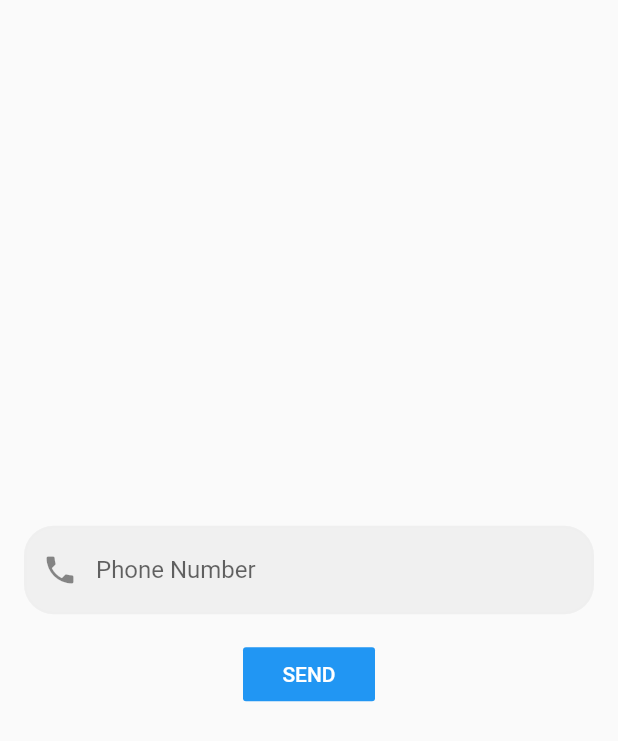
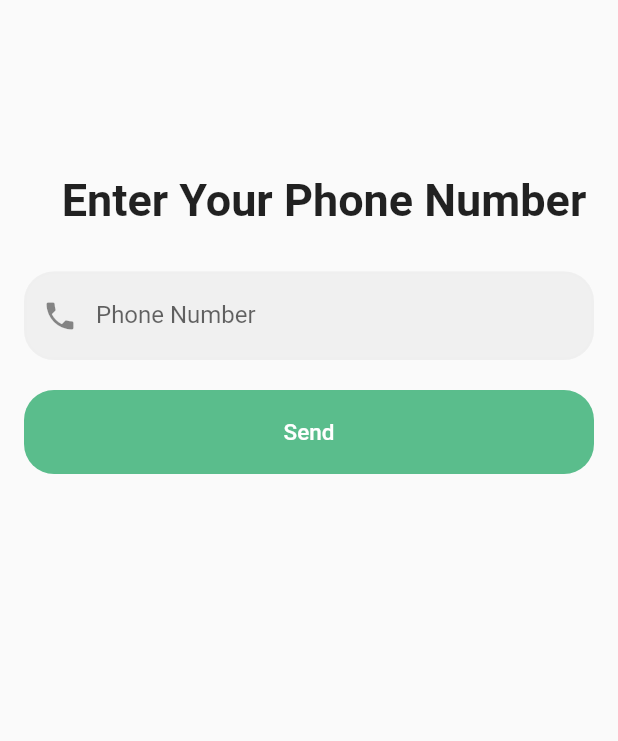
Before and after one commit to 4eug/E-Auth, a Flutter app: the LoginPhoneScreen screen opened by its route, on a phone screen of 412 x 824 dp. Shown: the top 741 px of the screen. Run offline on Flutter 3.47's test engine with Material 2 defaults, Android fonts, the phone set to English and light mode, and no system bars; our stand-ins replace firebase_auth, firebase_core, fluttertoast, google_fonts, page_transition; accounts and stored records are empty.

Commit message:
PhoneAuth Ui

```diff
--- a/lib/screens/phoneAuth/login.dart
+++ b/lib/screens/phoneAuth/login.dart
@@ -56,8 +56,21 @@ class _LoginPhoneScreenState extends State<LoginPhoneScreen> {
 
   getMobileFormWidget(context) {
     return Column(
+      mainAxisAlignment: MainAxisAlignment.center,
+      crossAxisAlignment: CrossAxisAlignment.start,
       children: [
-        Spacer(),
+        Padding(
+          padding: const EdgeInsets.fromLTRB(20, 100, 0, 0),
+          child: Center(
+            child: Text(
+              "Enter Your Phone Number",
+              style: TextStyle(fontSize: 30, fontWeight: FontWeight.bold),
+            ),
+          ),
+        ),
+
+        SizedBox(height: 30),
+
         TextField(
           keyboardType: TextInputType.phone,
           controller: phoneController,
@@ -80,10 +93,14 @@ class _LoginPhoneScreenState extends State<LoginPhoneScreen> {
           ),
         ),
         SizedBox(
-          height: 16,
+          height: 20,
         ),
         // ignore: deprecated_member_use
         FlatButton(
+          height: 56,
+          minWidth: double.infinity,
+          shape:
+              RoundedRectangleBorder(borderRadius: BorderRadius.circular(20.0)),
           onPressed: () async {
             setState(() {
               showLoading = true;
@@ -115,8 +132,11 @@ class _LoginPhoneScreenState extends State<LoginPhoneScreen> {
               codeAutoRetrievalTimeout: (verificationId) async {},
             );
           },
-          child: Text("SEND"),
-          color: Colors.blue,
+          child: Text(
+            "Send",
+            style: TextStyle(fontSize: 15, color: Colors.white),
+          ),
+          color: Color(0xFF5ABD8C),
           textColor: Colors.white,
         ),
         Spacer(),
```
